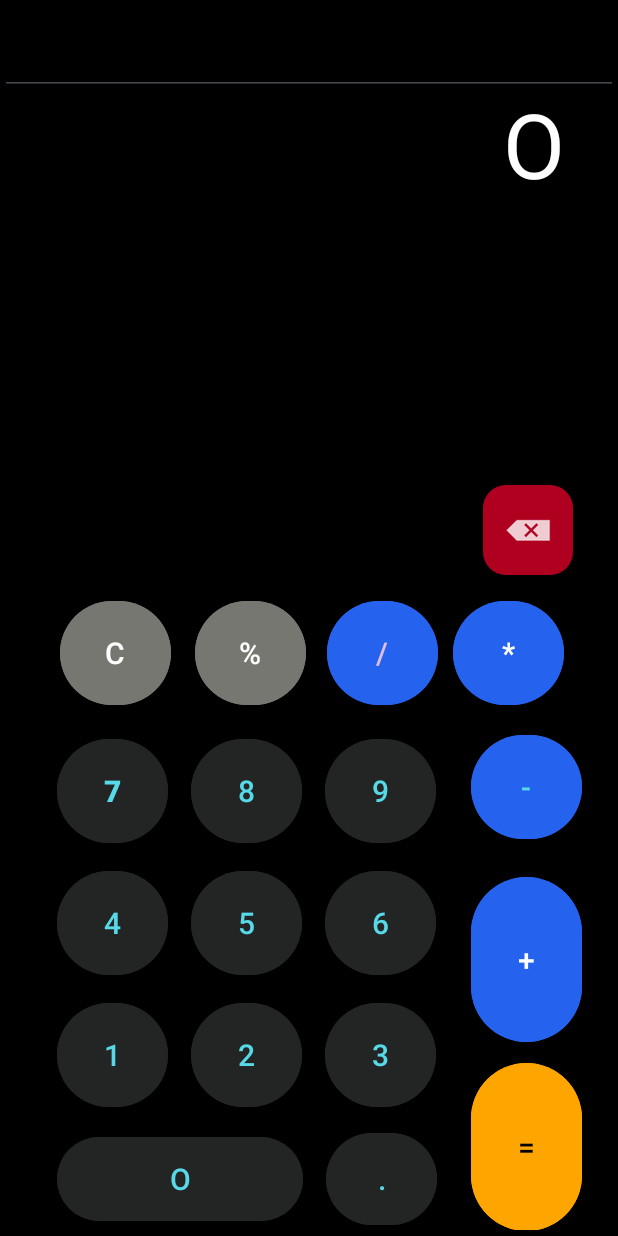
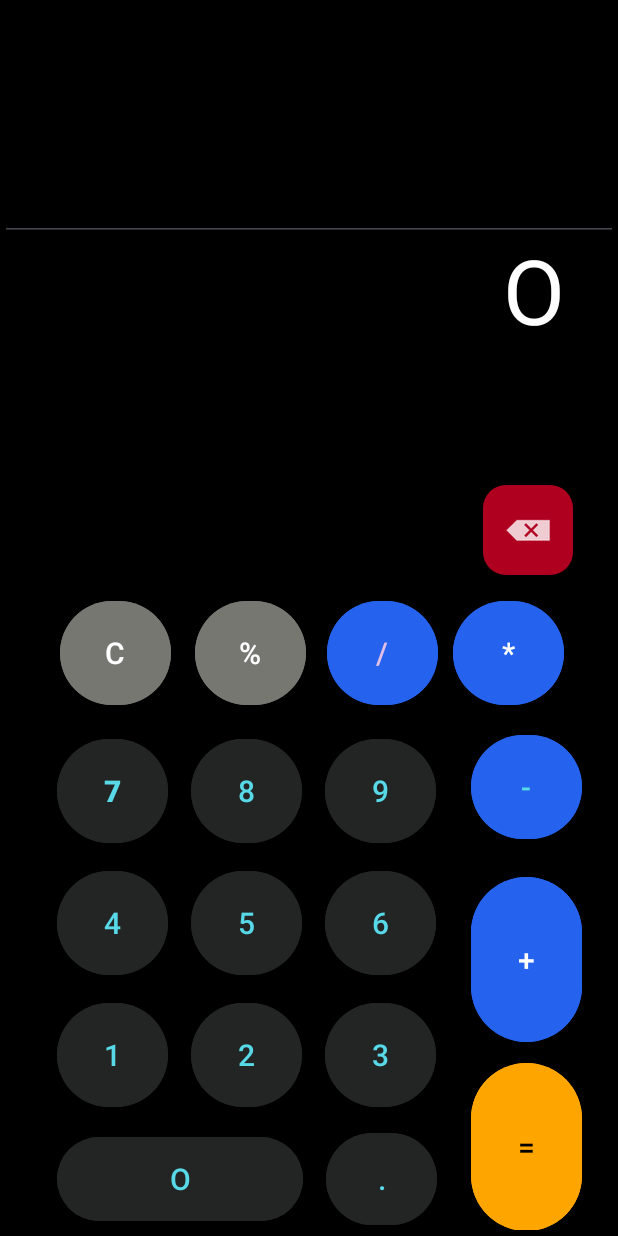
Before and after one commit to ssenyonjoalvin/Mobile_application, an Android app: the screen it shows after launch (MainActivity), on a phone screen of 412 x 824 dp. Run offline under Robolectric (Android 15) with nearby library versions, the phone set to English and light mode, and no system bars.

Commit message:
pushed the displayBlock1 away from the top of the screen

```diff
--- a/CalculatorApplication/app/src/main/res/layout/activity_main.xml
+++ b/CalculatorApplication/app/src/main/res/layout/activity_main.xml
@@ -13,10 +13,11 @@
         android:layout_height="135dp"
         android:gravity="center"
         android:orientation="vertical"
+        app:layout_constraintTop_toTopOf="parent"
+        app:layout_constraintStart_toStartOf="parent"
         app:layout_constraintEnd_toEndOf="parent"
-        app:layout_constraintStart_toStartOf="parent"
-        app:layout_constraintTop_toTopOf="parent"
-        app:layout_editor_absoluteY="0dp">
+        app:layout_constraintBottom_toTopOf="@+id/constraintLayout"
+        android:layout_marginTop="26dp">
 
         <EditText
             android:id="@+id/expression"
```
